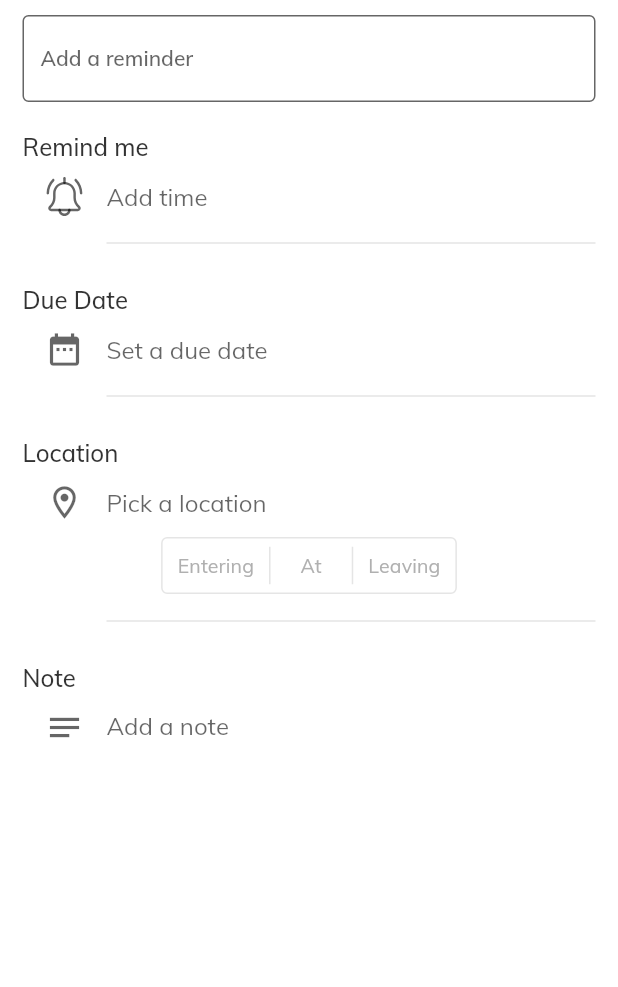
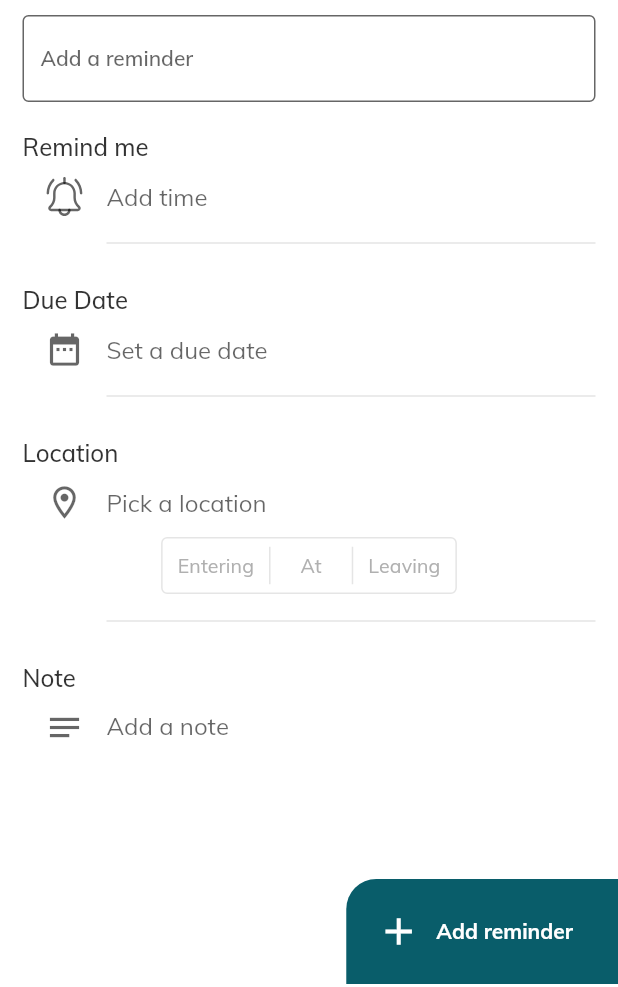
Before and after one commit to softode-code/geo_reminders, a Flutter app: the NewReminder screen opened directly, on a phone screen of 412 x 824 dp, the part 249-1236 px from its top. Run offline on Flutter 3.47's test engine with Material 2 defaults, Android fonts, the light colour scheme and no system bars; our stand-ins replace flutter_svg, geolocator, google_maps_flutter, sqflite; accounts and stored records are empty.

Commit message:
Bottom button in New Reminders

```diff
--- a/lib/screens/new_reminder/new_reminder.dart
+++ b/lib/screens/new_reminder/new_reminder.dart
@@ -1,6 +1,7 @@
 import 'package:flutter/material.dart';
 import 'package:flutter_svg/flutter_svg.dart';
 import 'package:geo_reminders/res/colors.dart';
+import 'package:geo_reminders/widgets/bottom_right_btn.dart';
 import 'package:geo_reminders/widgets/custom_menu.dart';
 import 'package:geo_reminders/screens/new_reminder/location_status.dart';
 import 'package:geo_reminders/widgets/cross_button.dart';
@@ -252,6 +253,18 @@ class _NewReminderState extends State<NewReminder> {
                       ),
                     ],
                   ),
+                ),
+                Row(
+                  mainAxisAlignment: MainAxisAlignment.end,
+                  children: [
+                    BottomRightButton(
+                      iconData: Icons.add,
+                      text: 'Add reminder',
+                      onPressed: (){
+                        //TODO: add reminder to database and set a notification
+                      },
+                    ),
+                  ],
                 )
               ],
             ),
```
